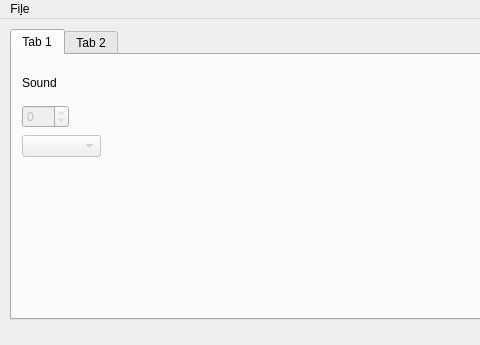
Old version of the form qt/sc_window.ui in the repository danilolc/pk2_se; both pictures show x 0 to 480 and y 0 to 345 of the 694 by 345 pixel window.
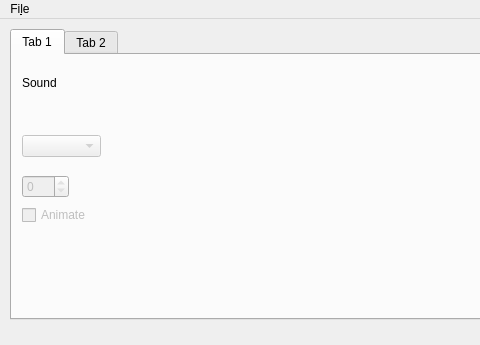
New version of the form.

Commit message: Add animate box

```diff
--- a/qt/sc_window.ui
+++ b/qt/sc_window.ui
@@ -50,7 +50,7 @@
       <property name="geometry">
        <rect>
         <x>10</x>
-        <y>50</y>
+        <y>120</y>
         <width>47</width>
         <height>23</height>
        </rect>
@@ -72,6 +72,22 @@
        </rect>
       </property>
      </widget>
+     <widget class="QCheckBox" name="box_animate">
+      <property name="enabled">
+       <bool>false</bool>
+      </property>
+      <property name="geometry">
+       <rect>
+        <x>10</x>
+        <y>150</y>
+        <width>85</width>
+        <height>20</height>
+       </rect>
+      </property>
+      <property name="text">
+       <string>Animate</string>
+      </property>
+     </widget>
     </widget>
     <widget class="QWidget" name="tab_2">
      <attribute name="title">
```
Left out of the diff: 17 changed lines with no effect on the pictures. The commit also changes 4 other files.
